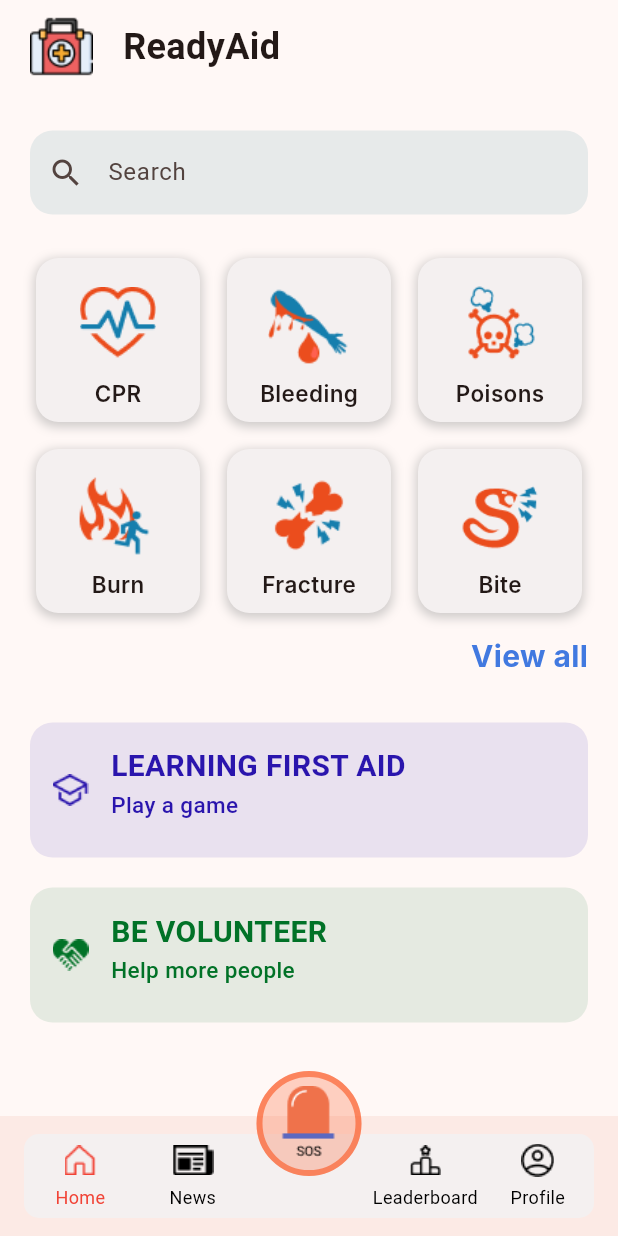
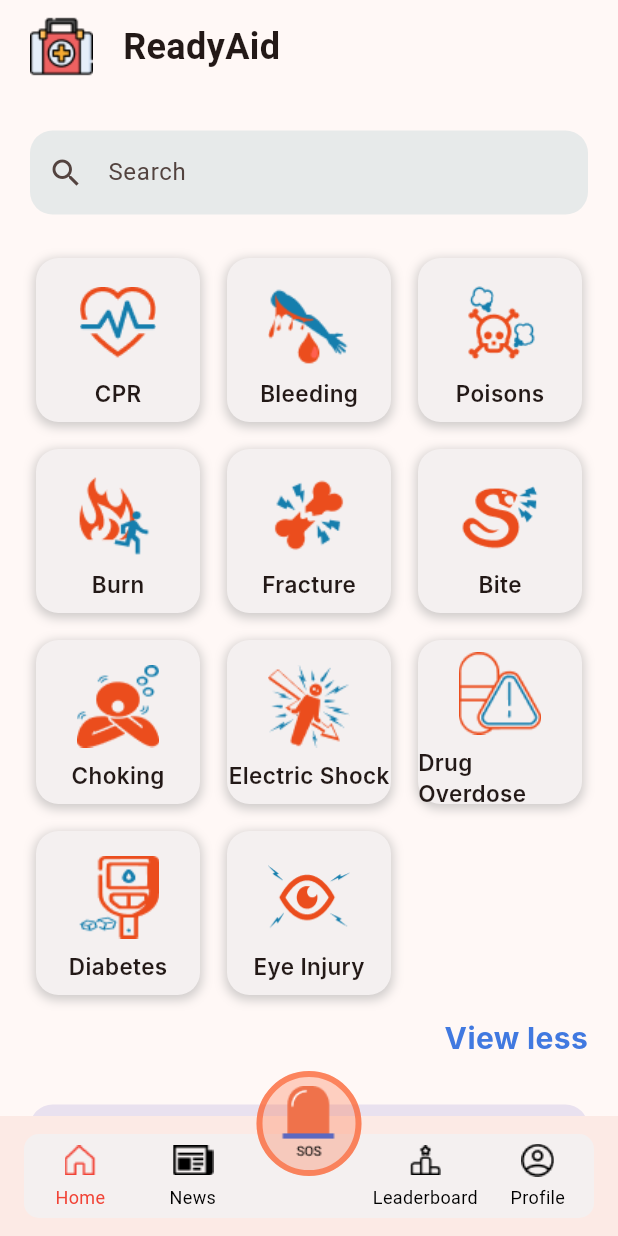
Before and after one commit to HungBacktracking/GDSC_2024, a Flutter app: the screen it shows after launch, after a tap on "View all", on a phone screen of 412 x 824 dp. Run offline on Flutter 3.47's test engine with Material 3 defaults, Android fonts, the phone set to English and light mode, and no system bars; our stand-ins replace firebase_core, gap, nb_utils; accounts and stored records are empty; Roboto replaces fonts that are missing (Inter).

```diff
--- a/client/lib/ui/home_screen.dart
+++ b/client/lib/ui/home_screen.dart
@@ -6,9 +6,17 @@ import 'package:gap/gap.dart';
 import '../utils/strings.dart';
 import '../widgets/header_widget.dart';
 import '../widgets/home_nav_tag.dart';
+import 'category_screen.dart';
 
-class HomeScreen extends StatelessWidget {
+class HomeScreen extends StatefulWidget {
   const HomeScreen({Key? key}) : super(key: key);
+
+  @override
+  _HomeScreenState createState() => _HomeScreenState();
+}
+
+class _HomeScreenState extends State<HomeScreen> {
+  bool showAllCategories = false;
 
   @override
   Widget build(BuildContext context) {
@@ -19,6 +27,11 @@ class HomeScreen extends StatelessWidget {
       'Burn',
       'Fracture',
       'Bite',
+      'Choking',
+      'Electric Shock',
+      'Drug Overdose',
+      'Diabetes',
+      'Eye Injury',
     ];
 
     List Category_Icons = [
@@ -28,6 +41,11 @@ class HomeScreen extends StatelessWidget {
       "assets/icons/Burn.png",
       "assets/icons/Fracture.png",
       "assets/icons/Bite.png",
+      "assets/icons/Choking.png",
+      "assets/icons/ElectricShock.png",
+      "assets/icons/DrugOverdose.png",
+      "assets/icons/Diabetes.png",
+      "assets/icons/EyeInjury.png",
     ];
 
     final Size screen_size = MediaQuery.of(context).size;
@@ -41,6 +59,7 @@ class HomeScreen extends StatelessWidget {
             color: Colors.transparent,
             height: screen_size.height,
             width: screen_size.width,
+            child: SingleChildScrollView(
               child: Column(
                   children: [
                     Container(
@@ -54,7 +73,7 @@ class HomeScreen extends StatelessWidget {
                       child: TextField(
                         decoration: InputDecoration(
                           hintText: 'Search',
-                        prefixIcon: Icon(Icons.search),
+                          prefixIcon: const Icon(Icons.search),
                           border: OutlineInputBorder(
                             borderRadius: BorderRadius.circular(15.0),
                             borderSide: BorderSide.none,
@@ -75,7 +94,7 @@ class HomeScreen extends StatelessWidget {
                         padding: const EdgeInsets.symmetric(horizontal: 20.0),
                         shrinkWrap: true,
                         physics: const NeverScrollableScrollPhysics(),
-                      itemCount: 6,
+                        itemCount: showAllCategories ? Titles.length : 6,
                         itemBuilder: (BuildContext context, int index) {
                           return InkWell(
                             onTap: () {},
@@ -122,10 +141,14 @@ class HomeScreen extends StatelessWidget {
                         mainAxisAlignment: MainAxisAlignment.end,
                         children: [
                           InkWell(
-                          onTap: () {},
-                          child: const Text(
-                            Strings.viewAll_text,
-                            style: TextStyle(
+                            onTap: () {
+                              setState(() {
+                                showAllCategories = !showAllCategories;
+                              });
+                            },
+                            child: Text(
+                              showAllCategories ? Strings.viewLess_text : Strings.viewAll_text,
+                              style: const TextStyle(
                                 fontSize: 20,
                                 fontWeight: FontWeight.bold,
                                 fontFamily: "Inter",
@@ -168,6 +191,7 @@ class HomeScreen extends StatelessWidget {
               ),
             ),
         ),
+      ),
     );
   }
 }
--- a/client/lib/ui/main_screen.dart
+++ b/client/lib/ui/main_screen.dart
@@ -56,6 +56,7 @@ class _MainScreenState extends State<MainScreen> {
         }
       },
       child: Scaffold(
+        resizeToAvoidBottomInset: false,
         body: IndexedStack(
           index: selectedTab,
           children: items
--- a/client/lib/utils/strings.dart
+++ b/client/lib/utils/strings.dart
@@ -2,4 +2,5 @@ class Strings {
   static const String header_text = 'ReadyAid';
   static const String greeting_text = 'When accidents happen, you might need someone for help.';
   static const String viewAll_text = "View all";
+  static const String viewLess_text = "View less";
 }
```
Lines whose indentation alone changed are shown as unchanged.
